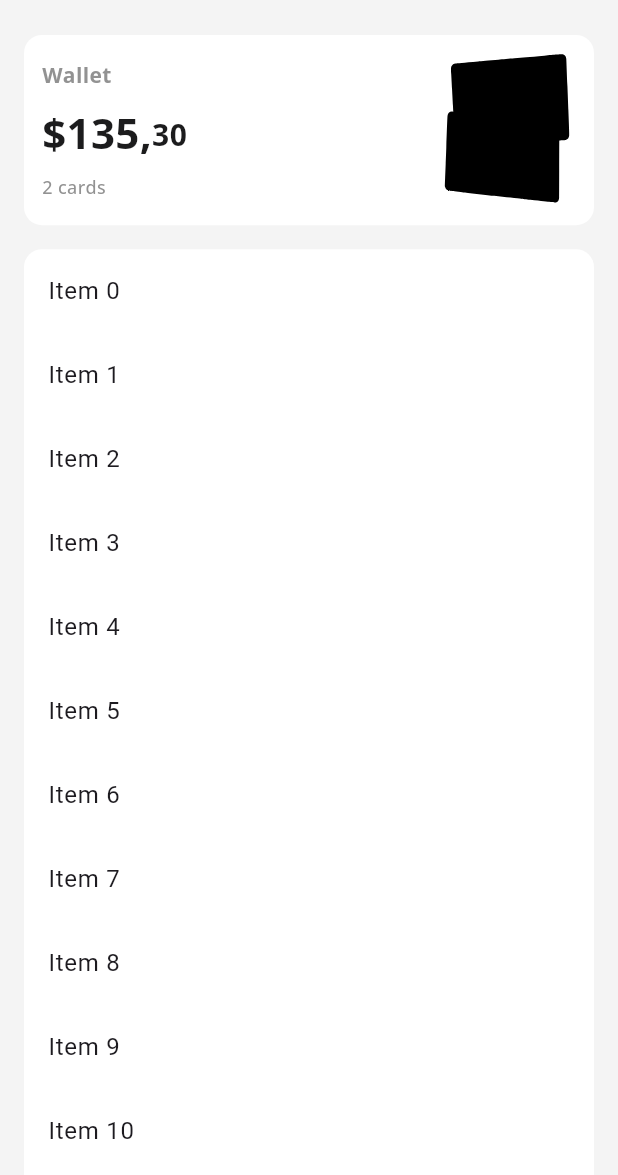
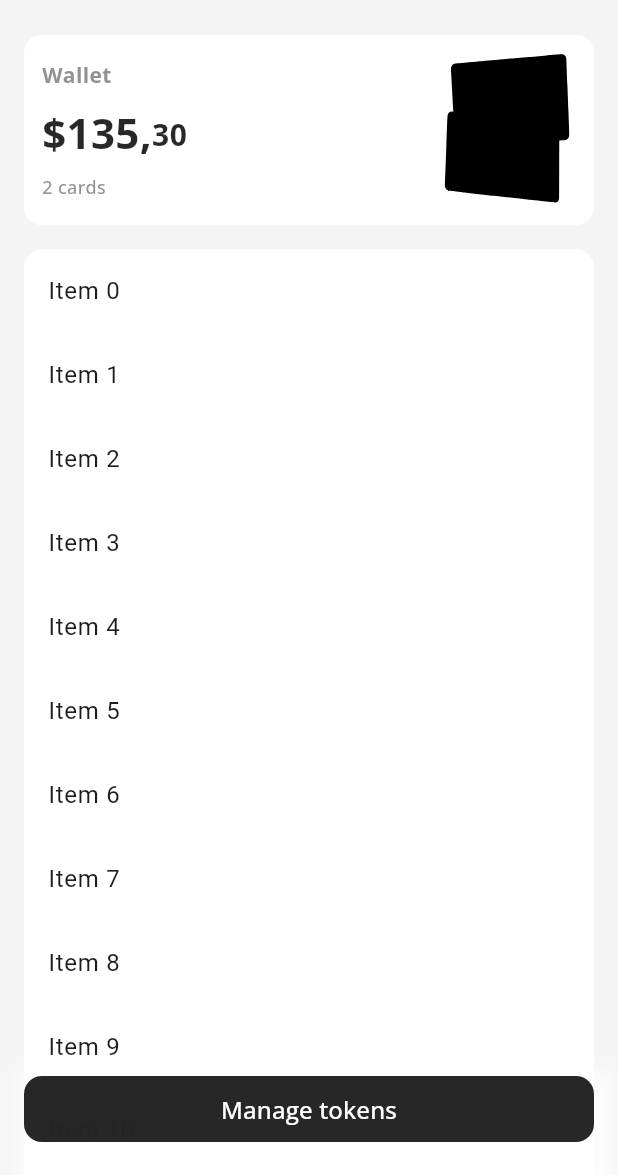
Before and after one commit to alperefesahin/tangen_flutter, a Flutter app: the DashboardView screen opened by its route, on a phone screen of 412 x 824 dp, the part 61-1236 px from its top. Run offline on Flutter 3.47's test engine with Material 3 defaults, Android fonts, the phone set to English and light mode, and no system bars; our stand-ins replace flutter_riverpod, flutter_svg, get_it, go_router, google_fonts, lucide_icons.

Commit message:
create ManageTokensButton and code refactoring

```diff
--- a/lib/core/design_system/colors/colors.dart
+++ b/lib/core/design_system/colors/colors.dart
@@ -2,7 +2,7 @@
 import 'package:flutter/material.dart';
 
 const scaffoldBg = Color.fromRGBO(244, 244, 244, 1);
-const black = Color.fromRGBO(28, 28, 29, 1);
+const black = Color.fromRGBO(28, 28, 29, 0.95);
 const greyText = Color.fromRGBO(110, 110, 110, 1);
 const buttonBgGrey = Color.fromRGBO(225, 225, 225, 1);
 const transparent = Colors.transparent;
--- a/lib/features/dashboard/dashboard_view.dart
+++ b/lib/features/dashboard/dashboard_view.dart
@@ -1,6 +1,8 @@
 import 'package:flutter/material.dart';
+import 'package:go_router/go_router.dart';
 import 'package:google_fonts/google_fonts.dart';
 import 'package:lucide_icons/lucide_icons.dart';
+import 'package:tangen_flutter/core/constants/enums.dart';
 import 'package:tangen_flutter/core/design_system/colors/colors.dart';
 import 'package:tangen_flutter/core/design_system/components/scaffold/tangen_scaffold.dart';
 import 'package:tangen_flutter/features/dashboard/widgets/dashboard_view_body.dart';
@@ -48,7 +50,7 @@ class _DashboardViewState extends State<DashboardView> {
           IconButton(
             onPressed: () {
               // open details page
-              // context.push(RouterEnums.details.routeName);
+              context.push(RouterEnums.details.routeName);
             },
             icon: const Icon(Icons.more_vert),
           ),
--- a/lib/features/dashboard/widgets/dashboard_view_body.dart
+++ b/lib/features/dashboard/widgets/dashboard_view_body.dart
@@ -1,25 +1,34 @@
 import 'package:flutter/material.dart';
-import 'package:tangen_flutter/features/dashboard/widgets/organize_tokens.dart';
-import 'package:tangen_flutter/features/dashboard/widgets/wallet_coins.dart';
-import 'package:tangen_flutter/features/dashboard/widgets/wallet_info.dart';
+import 'package:tangen_flutter/core/design_system/colors/colors.dart';
+import 'package:tangen_flutter/core/design_system/components/button/tangen_button.dart';
+import 'package:tangen_flutter/features/dashboard/widgets/manage_tokens_button.dart';
+import 'package:tangen_flutter/features/dashboard/widgets/organize_tokens_button.dart';
+import 'package:tangen_flutter/features/dashboard/widgets/wallet_coins_card.dart';
+import 'package:tangen_flutter/features/dashboard/widgets/wallet_info_card.dart';
 
 class DashboardViewBody extends StatelessWidget {
   const DashboardViewBody({super.key});
 
   @override
   Widget build(BuildContext context) {
-    return const SingleChildScrollView(
+    return const Stack(
+      alignment: Alignment.bottomCenter,
+      children: [
+        SingleChildScrollView(
           child: Padding(
             padding: EdgeInsets.only(top: 8),
             child: Column(
               children: [
-            WalletInfo(),
+                WalletInfoCard(),
                 SizedBox(height: 16),
-            WalletCoins(),
-            OrganizeTokens(),
+                WalletCoinsCard(),
+                OrganizeTokensButton(),
               ],
             ),
           ),
+        ),
+        ManageTokensButton(),
+      ],
     );
   }
 }
--- /dev/null
+++ b/lib/features/dashboard/widgets/manage_tokens_button.dart
@@ -0,0 +1,32 @@
+import 'package:flutter/material.dart';
+import 'package:tangen_flutter/core/design_system/colors/colors.dart';
+import 'package:tangen_flutter/core/design_system/components/button/tangen_button.dart';
+
+class ManageTokensButton extends StatelessWidget {
+  const ManageTokensButton({super.key});
+
+  @override
+  Widget build(BuildContext context) {
+    return Container(
+      margin: const EdgeInsets.symmetric(horizontal: 16),
+      decoration: BoxDecoration(
+        boxShadow: [
+          BoxShadow(
+            color: Colors.white.withOpacity(0.75),
+            blurRadius: 10,
+            spreadRadius: 10,
+            offset: const Offset(4, 8), // Shadow position
+          ),
+        ],
+      ),
+      child: TangenButton(
+        padding: const EdgeInsets.only(bottom: 20),
+        text: "Manage tokens",
+        onPressed: () {
+          // Todo: implement manage tokens
+        },
+        textColor: white,
+      ),
+    );
+  }
+}
--- a/lib/features/dashboard/widgets/organize_tokens.dart
+++ b/lib/features/dashboard/widgets/organize_tokens_button.dart
@@ -3,13 +3,13 @@ import 'package:lucide_icons/lucide_icons.dart';
 import 'package:tangen_flutter/core/design_system/colors/colors.dart';
 import 'package:tangen_flutter/core/design_system/components/button/tangen_button.dart';
 
-class OrganizeTokens extends StatelessWidget {
-  const OrganizeTokens({super.key});
+class OrganizeTokensButton extends StatelessWidget {
+  const OrganizeTokensButton({super.key});
 
   @override
   Widget build(BuildContext context) {
     return Padding(
-      padding: const EdgeInsets.only(top: 8, bottom: 60),
+      padding: const EdgeInsets.only(top: 8, bottom: 72),
       child: SizedBox(
         width: MediaQuery.of(context).size.width / 1.75,
         child: TangenButton(
--- a/lib/features/dashboard/widgets/wallet_coins.dart
+++ b/lib/features/dashboard/widgets/wallet_coins_card.dart
@@ -1,8 +1,8 @@
 import 'package:flutter/material.dart';
 import 'package:tangen_flutter/core/design_system/components/tangen_white_box.dart';
 
-class WalletCoins extends StatelessWidget {
-  const WalletCoins({super.key});
+class WalletCoinsCard extends StatelessWidget {
+  const WalletCoinsCard({super.key});
 
   @override
   Widget build(BuildContext context) {
--- a/lib/features/dashboard/widgets/wallet_info.dart
+++ b/lib/features/dashboard/widgets/wallet_info_card.dart
@@ -5,8 +5,8 @@ import 'package:google_fonts/google_fonts.dart';
 import 'package:tangen_flutter/core/design_system/colors/colors.dart';
 import 'package:tangen_flutter/core/design_system/components/tangen_white_box.dart';
 
-class WalletInfo extends StatelessWidget {
-  const WalletInfo({super.key});
+class WalletInfoCard extends StatelessWidget {
+  const WalletInfoCard({super.key});
 
   @override
   Widget build(BuildContext context) {
@@ -23,7 +23,7 @@ class WalletInfo extends StatelessWidget {
               mainAxisAlignment: MainAxisAlignment.center,
               crossAxisAlignment: CrossAxisAlignment.start,
               children: [
-                WalletInfoText(
+                WalletInfoCardText(
                   text: "Wallet",
                   textStyle: TextStyle(
                     fontSize: 14,
@@ -35,7 +35,7 @@ class WalletInfo extends StatelessWidget {
                 const Row(
                   crossAxisAlignment: CrossAxisAlignment.end,
                   children: [
-                    WalletInfoText(
+                    WalletInfoCardText(
                       text: "\$135,",
                       textStyle: TextStyle(
                         fontSize: 28,
@@ -45,7 +45,7 @@ class WalletInfo extends StatelessWidget {
                     ),
                     Padding(
                       padding: EdgeInsets.only(bottom: 4),
-                      child: WalletInfoText(
+                      child: WalletInfoCardText(
                         text: "30",
                         textStyle: TextStyle(
                           fontSize: 20,
@@ -57,7 +57,7 @@ class WalletInfo extends StatelessWidget {
                   ],
                 ),
                 const SizedBox(height: 8),
-                WalletInfoText(
+                WalletInfoCardText(
                   text: "2 cards",
                   textStyle: TextStyle(
                     fontSize: 12,
@@ -82,8 +82,8 @@ class WalletInfo extends StatelessWidget {
   }
 }
 
-class WalletInfoText extends StatelessWidget {
-  const WalletInfoText({super.key, required this.text, required this.textStyle});
+class WalletInfoCardText extends StatelessWidget {
+  const WalletInfoCardText({super.key, required this.text, required this.textStyle});
 
   final String text;
   final TextStyle textStyle;
```
Lines whose indentation alone changed are shown as unchanged.
